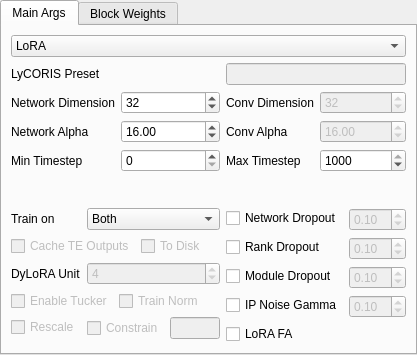
Before: the Qt Designer form ui_files/NetworkUI.ui in Jelosus2/LoRA_Easy_Training_Colab_Frontend, drawn with Qt 5.
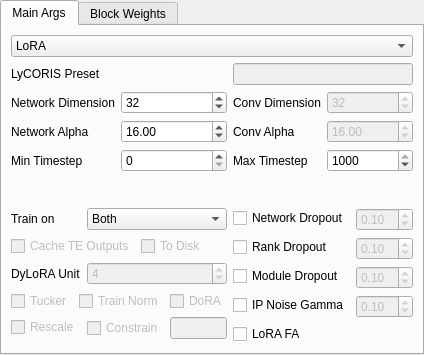
After: the same form once the commit is applied. Custom widgets are drawn as their Qt base class.

```diff
--- a/ui_files/NetworkUI.ui
+++ b/ui_files/NetworkUI.ui
@@ -410,7 +410,7 @@
               <string>&lt;html&gt;&lt;head/&gt;&lt;body&gt;&lt;p&gt;Enables Conv CP, which is some form of compression algorithm that further reduces file size, I personally suggest you don't use it&lt;/p&gt;&lt;/body&gt;&lt;/html&gt;</string>
              </property>
              <property name="text">
-              <string>Enable Tucker</string>
+              <string>Tucker</string>
              </property>
             </widget>
            </item>
@@ -424,6 +424,16 @@
              </property>
             </widget>
            </item>
+           <item>
+            <widget class="QCheckBox" name="dora_enable">
+             <property name="enabled">
+              <bool>false</bool>
+             </property>
+             <property name="text">
+              <string>DoRA</string>
+             </property>
+            </widget>
+           </item>
           </layout>
          </item>
          <item row="4" column="0">
```
